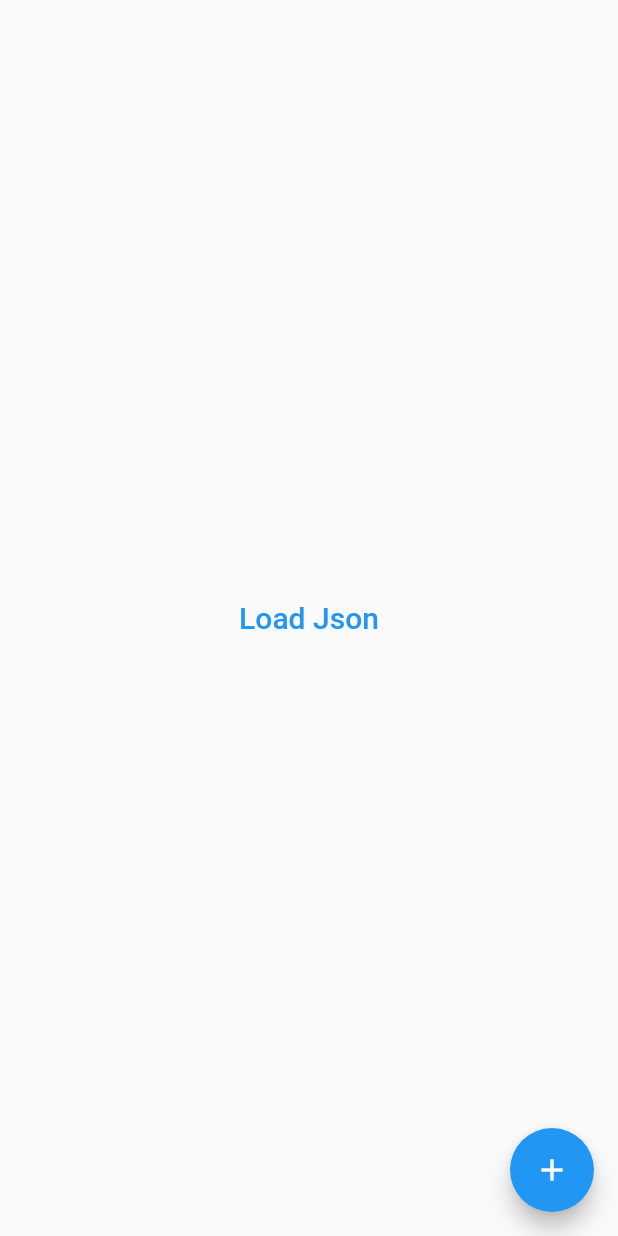
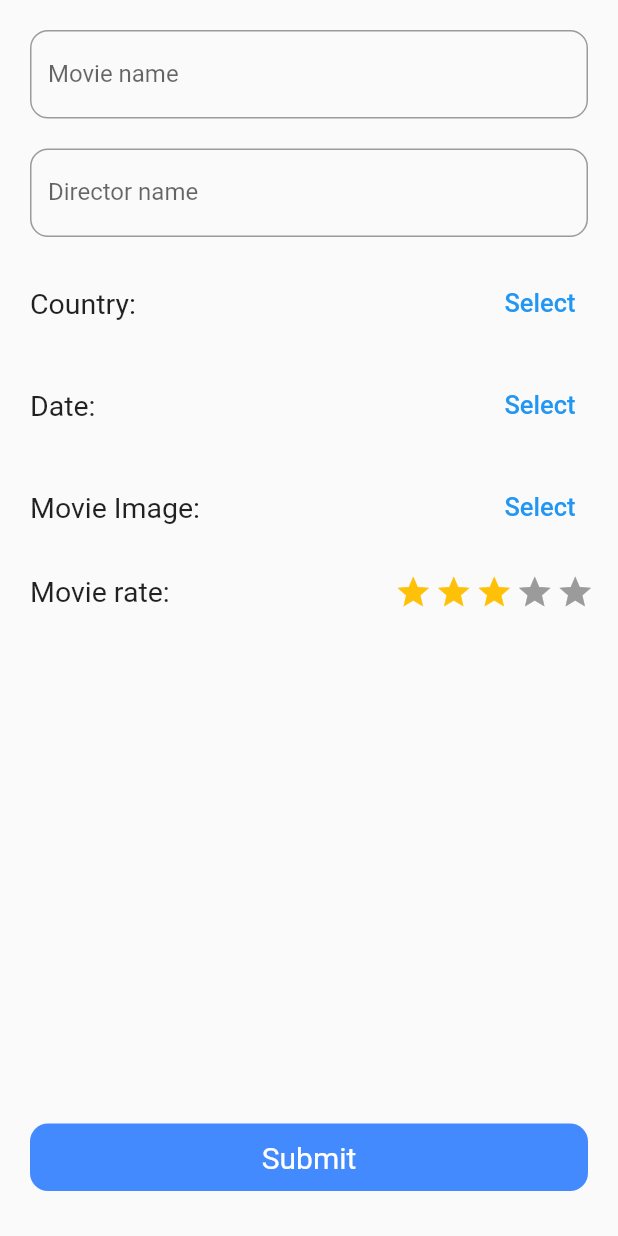
Before and after one commit to amir-hossein-rajaezadeh/movie_app, a Flutter app: the MovieListPage screen opened by its route, after a tap on the "add" icon, on a phone screen of 412 x 824 dp. Run offline on Flutter 3.47's test engine with Material 2 defaults, Android fonts, the phone set to English and light mode, and no system bars; drawn by our look-alikes of flutter_rating_bar; our stand-ins replace dio, equatable, flutter_bloc, flutter_hooks, go_router, image_cropper and 1 more; missing offline and left inert: bottom_picker.

Commit message:
add addMovie UI but not complete

```diff
--- a/lib/cubit/app_cubit.dart
+++ b/lib/cubit/app_cubit.dart
@@ -191,6 +191,18 @@ class AppCubit extends Cubit<AppState> {
       "type": "image/png"
     });
 
-    final addedMovie = await apiRepository.addMovie(formData);
+    // final addedMovie = await apiRepository.addMovie(formData);
+  }
+
+  Future<void> showLoadong() async {
+    emit(
+      state.copyWith(isLoading: true),
+    );
+    await Future.delayed(
+      const Duration(seconds: 2),
+    );
+    emit(
+      state.copyWith(isLoading: false),
+    );
   }
 }
--- a/lib/main.dart
+++ b/lib/main.dart
@@ -1,5 +1,6 @@
 import 'package:bloc_getit_practice/cubit/app_cubit.dart';
 import 'package:bloc_getit_practice/repository/api_repository.dart';
+import 'package:bloc_getit_practice/screens/add_movie_page.dart';
 import 'package:bloc_getit_practice/screens/counter_page.dart';
 import 'package:bloc_getit_practice/screens/main_page.dart';
 import 'package:bloc_getit_practice/screens/movie_list_page.dart';
@@ -23,6 +24,10 @@ class MyApp extends StatelessWidget {
       GoRoute(
         path: "/",
         builder: (context, state) => const MainPage(),
+      ),
+      GoRoute(
+        path: "/addMovie",
+        builder: (context, state) => AddMoviePage(),
       ),
       GoRoute(
         path: "/movieList",
--- /dev/null
+++ b/lib/screens/add_movie_page.dart
@@ -0,0 +1,250 @@
+import 'package:bloc_getit_practice/cubit/app_cubit.dart';
+import 'package:bloc_getit_practice/utils/app_constants.dart';
+import 'package:bottom_picker/bottom_picker.dart';
+import 'package:bottom_picker/resources/arrays.dart';
+import 'package:flutter/cupertino.dart';
+import 'package:flutter/material.dart';
+import 'package:flutter_bloc/flutter_bloc.dart';
+import 'package:flutter_hooks/flutter_hooks.dart';
+import 'package:flutter_rating_bar/flutter_rating_bar.dart';
+
+import '../cubit/app_state.dart';
+
+class AddMoviePage extends HookWidget {
+  const AddMoviePage({super.key});
+
+  final buttonWidth = 200.0;
+  @override
+  Widget build(BuildContext context) {
+    final movieName = useTextEditingController();
+
+    return SafeArea(
+      child: Scaffold(
+        body: BlocBuilder<AppCubit, AppState>(
+          builder: (context, state) {
+            return Stack(
+              children: [
+                Column(
+                  children: [
+                    Container(
+                      margin:
+                          const EdgeInsets.only(top: 20, right: 20, left: 20),
+                      child: TextField(
+                        decoration: InputDecoration(
+                          labelText: 'Movie name',
+                          border: OutlineInputBorder(
+                            borderRadius: BorderRadius.circular(12),
+                          ),
+                        ),
+                      ),
+                    ),
+                    Container(
+                      margin:
+                          const EdgeInsets.only(top: 20, right: 20, left: 20),
+                      child: TextField(
+                        decoration: InputDecoration(
+                          labelText: 'Director name',
+                          border: OutlineInputBorder(
+                            borderRadius: BorderRadius.circular(12),
+                          ),
+                        ),
+                      ),
+                    ),
+                    Container(
+                      margin:
+                          const EdgeInsets.only(top: 20, left: 20, right: 20),
+                      child: Row(
+                        mainAxisAlignment: MainAxisAlignment.spaceBetween,
+                        children: [
+                          const Text(
+                            'Country:',
+                            style: TextStyle(fontSize: 19),
+                          ),
+                          TextButton(
+                              onPressed: () {
+                                countryPicker(context);
+                              },
+                              child: const Text(
+                                'Select',
+                                style: TextStyle(fontSize: 17),
+                              ))
+                        ],
+                      ),
+                    ),
+                    Container(
+                      margin:
+                          const EdgeInsets.only(top: 20, left: 20, right: 20),
+                      child: Row(
+                        mainAxisAlignment: MainAxisAlignment.spaceBetween,
+                        children: [
+                          const Text(
+                            'Date:',
+                            style: TextStyle(fontSize: 19),
+                          ),
+                          TextButton(
+                              onPressed: () {
+                                movieDatePicker(context);
+                              },
+                              child: const Text(
+                                'Select',
+                                style: TextStyle(fontSize: 17),
+                              ))
+                        ],
+                      ),
+                    ),
+                    Container(
+                      margin:
+                          const EdgeInsets.only(top: 20, left: 20, right: 20),
+                      child: Row(
+                        mainAxisAlignment: MainAxisAlignment.spaceBetween,
+                        children: [
+                          const Text(
+                            'Movie Image:',
+                            style: TextStyle(fontSize: 19),
+                          ),
+                          TextButton(
+                              onPressed: () {
+                                context.read<AppCubit>().addMovie();
+                              },
+                              child: const Text(
+                                'Select',
+                                style: TextStyle(fontSize: 17),
+                              ))
+                        ],
+                      ),
+                    ),
+                    Container(
+                      margin: const EdgeInsets.only(left: 20, top: 20),
+                      child: Row(
+                        mainAxisAlignment: MainAxisAlignment.spaceBetween,
+                        children: [
+                          const Text(
+                            'Movie rate:',
+                            style: TextStyle(fontSize: 19),
+                          ),
+                          Container(
+                            margin: const EdgeInsets.only(right: 10),
+                            width: 140,
+                            child: RatingBar.builder(
+                              initialRating: 3,
+                              minRating: 1,
+                              direction: Axis.horizontal,
+                              allowHalfRating: true,
+                              itemSize: 25,
+                              itemCount: 5,
+                              itemPadding:
+                                  const EdgeInsets.symmetric(horizontal: 1.0),
+                              itemBuilder: (context, _) => const Icon(
+                                Icons.star,
+                                color: Colors.amber,
+                              ),
+                              onRatingUpdate: (rating) {
+                                print(rating);
+                              },
+                            ),
+                          ),
+                        ],
+                      ),
+                    ),
+                    Expanded(
+                      child: Align(
+                        alignment: Alignment.bottomCenter,
+                        child: InkWell(
+                          onTap: () {
+                            context.read<AppCubit>().showLoadong();
+                          },
+                          child: Container(
+                            width: MediaQuery.of(context).size.width,
+                            height: 45,
+                            decoration: BoxDecoration(
+                              color: Colors.blueAccent,
+                              borderRadius: BorderRadius.circular(12),
+                            ),
+                            margin: const EdgeInsets.only(
+                                bottom: 30, right: 20, left: 20),
+                            child: const Center(
+                              child: Text(
+                                'Submit',
+                                style: TextStyle(
+                                    fontSize: 20, color: Colors.white),
+                              ),
+                            ),
+                          ),
+                        ),
+                      ),
+                    )
+                  ],
+                ),
+                if (state.isLoading)
+                  const Center(
+                    child: CircularProgressIndicator(),
+                  )
+              ],
+            );
+          },
+        ),
+      ),
+    );
+  }
+
+  void countryPicker(
+    BuildContext context,
+  ) {
+    List<Text> countryTextWidgetList = [];
+    for (var element in AppConstants.countryList) {
+      countryTextWidgetList.add(Text(element));
+    }
+
+    BottomPicker(
+      height: 250,
+      items: countryTextWidgetList,
+      dismissable: true,
+      title: 'Choose movier country',
+      bottomPickerTheme: BottomPickerTheme.morningSalad,
+      onSubmit: (index) {
+        print(index);
+      },
+      titleStyle: const TextStyle(
+        fontWeight: FontWeight.bold,
+        fontSize: 20,
+        color: Color(0xFF50A7C2),
+      ),
+      pickerTextStyle: const TextStyle(
+        color: Colors.blue,
+        fontWeight: FontWeight.bold,
+        fontSize: 20,
+      ),
+      displayButtonIcon: true,
+      displayCloseIcon: false,
+      displaySubmitButton: true,
+    ).show(context);
+  }
+
+  void movieDatePicker(BuildContext context) {
+    BottomPicker.date(
+      height: 250,
+      title: 'Set Movie Date',
+      dismissable: true,
+      dateOrder: DatePickerDateOrder.dmy,
+      pickerTextStyle: const TextStyle(
+        color: Colors.blue,
+        fontWeight: FontWeight.bold,
+        fontSize: 18,
+      ),
+      titleStyle: const TextStyle(
+        fontWeight: FontWeight.bold,
+        fontSize: 20,
+        color: Colors.blue,
+      ),
+      onChange: (index) {
+        print(index);
+      },
+      onSubmit: (index) {
+        print(index);
+      },
+      maxDateTime: DateTime.now(),
+      minDateTime: DateTime(1895),
+      bottomPickerTheme: BottomPickerTheme.blue,
+    ).show(context);
+  }
+}
--- a/lib/screens/movie_list_page.dart
+++ b/lib/screens/movie_list_page.dart
@@ -2,6 +2,7 @@ import 'package:bloc_getit_practice/cubit/app_cubit.dart';
 import 'package:flutter/material.dart';
 import 'package:flutter_bloc/flutter_bloc.dart';
 import 'package:flutter_hooks/flutter_hooks.dart';
+import 'package:go_router/go_router.dart';
 
 import '../cubit/app_state.dart';
 
@@ -28,7 +29,8 @@ class MovieListPage extends HookWidget {
       child: Scaffold(
         floatingActionButton: FloatingActionButton(
           onPressed: () {
-            context.read<AppCubit>().addMovie();
+            // context.read<AppCubit>().addMovie();
+            context.push('/addMovie');
           },
           child: const Icon(Icons.add),
         ),
--- a/lib/service/api_service.dart
+++ b/lib/service/api_service.dart
@@ -5,8 +5,9 @@ class ApiService {
   final Dio _dio = Dio();
   Future<Response?> getPostData() async {
     try {
-      print('URL is $postBaseUrl$posts');
-      final Response response = await _dio.get('$postBaseUrl$posts');
+      print('URL is ${AppConstants.postBaseUrl}${AppConstants.posts}');
+      final Response response =
+          await _dio.get('${AppConstants.postBaseUrl}${AppConstants.posts}');
 
       return response;
     } catch (e) {
@@ -17,10 +18,10 @@ class ApiService {
 
   Future<Response?> getMovieList(int page, String searchValue) async {
     try {
-      print('URL is $movieBaseUrl$movies');
       print('q is $searchValue, page is $page');
 
-      final Response response = await _dio.get('$movieBaseUrl$movies',
+      final Response response = await _dio.get(
+          '${AppConstants.movieBaseUrl}${AppConstants.movies}',
           queryParameters: {'q': searchValue, 'page': page});
       print('response is ${response.data}');
 
@@ -33,8 +34,9 @@ class ApiService {
 
   Future<Response?> addMovie(FormData data) async {
     try {
-      final Response response =
-          await _dio.post('$movieBaseUrl$movies/multi', data: data);
+      final Response response = await _dio.post(
+          '${AppConstants.movieBaseUrl}${AppConstants.movies}/multi',
+          data: data);
       print('response is ${response.data}');
 
       return response;
--- a/lib/utils/app_constants.dart
+++ b/lib/utils/app_constants.dart
@@ -1,4 +1,154 @@
-String postBaseUrl = 'https://jsonplaceholder.typicode.com/';
-String posts = 'posts/';
-String movieBaseUrl = 'http://moviesapi.ir/api/v1/';
-String movies = 'movies';
+import 'package:flutter/cupertino.dart';
+
+class AppConstants {
+  static const postBaseUrl = 'https://jsonplaceholder.typicode.com/';
+  static const posts = 'posts/';
+  static const movieBaseUrl = 'http://moviesapi.ir/api/v1/';
+  static const movies = 'movies';
+  static var countryItem = const Text('');
+  static const countryList = [
+    "🇦🇫 Afghanistan",
+    "🇦🇽 Åland Islands",
+    "🇦🇱 Albania",
+    "🇩🇿 Algeria",
+    "🇦🇸 American Samoa",
+    "🇦🇩 Andorra",
+    "🇦🇴 Angola",
+    "🇦🇮 Anguilla",
+    "🇦🇶 Antarctica",
+    "🇦🇬 Antigua & Barbuda",
+    "🇦🇷 Argentina",
+    "🇦🇲 Armenia",
+    "🇦🇼 Aruba",
+    "🇦🇺 Australia",
+    "🇦🇹 Austria",
+    "🇦🇿 Azerbaijan",
+    "🇧🇸 Bahamas",
+    "🇧🇭 Bahrain",
+    "🇧🇩 Bangladesh",
+    "🇧🇧 Barbados",
+    "🇧🇾 Belarus",
+    "🇧🇪 Belgium",
+    "🇧🇿 Belize",
+    "🇧🇯 Benin",
+    "🇧🇲 Bermuda",
+    "🇧🇹 Bhutan",
+    "🇧🇴 Bolivia",
+    "🇧🇶 Bonaire, Sint Eustatius and Saba",
+    "🇧🇦 Bosnia & Herzegovina",
+    "🇧🇼 Botswana",
+    "🇧🇷 Brazil",
+    "🇮🇴 British Indian Ocean Territory",
+    "🇻🇬 British Virgin Islands",
+    "🇧🇳 Brunei Darussalam",
+    "🇧🇬 Bulgaria",
+    "🇧🇫 Burkina Faso",
+    "🇧🇮 Burundi",
+    "🇰🇭 Cambodia",
+    "🇨🇲 Cameroon",
+    "🇨🇦 Canada",
+    "🇨🇻 Cape Verde",
+    "🇰🇾 Cayman Islands",
+    "🇨🇫 Central African Republic",
+    "🇹🇩 Chad",
+    "🇨🇱 Chile",
+    "🇨🇳 China",
+    "🇨🇽 Christmas Island",
+    "🇨🇨 Cocos (Keeling) Islands",
+    "🇨🇴 Colombia",
+    "🇰🇲 Comoros",
+    "🇨🇬 Congo (Republic of the)",
+    "🇨🇩 Democratic Republic of the Congo",
+    "🇨🇰 Cook Islands",
+    "🇨🇷 Costa Rica",
+    "🇭🇷 Croatia",
+    "🇨🇺 Cuba",
+    "🇨🇼 Curaçao",
+    "🇨🇾 Cyprus",
+    "🇨🇿 Czech Republic",
+    "🇩🇰 Denmark",
+    "🇩🇯 Djibouti",
+    "🇩🇲 Dominica",
+    "🇩🇴 Dominican Republic",
+    "🇪🇨 Ecuador",
+    "🇪🇬 Egypt",
+    "🇸🇻 El Salvador",
+    "🇬🇶 Equatorial Guinea",
+    "🇪🇷 Eritrea",
+    "🇪🇪 Estonia",
+    "🇪🇹 Ethiopia",
+    "🇫🇰 Falkland Islands (Malvinas)",
+    "🇫🇴 Faroe Islands",
+    "🇫🇯 Fiji",
+    "🇫🇮 Finland",
+    "🇫🇷 France",
+    "🇬🇫 French Guiana",
+    "🇵🇫 French Polynesia",
+    "🇹🇫 French Southern Territories",
+    "🇬🇦 Gabon",
+    "🇬🇲 Gambia",
+    "🇬🇪 Georgia",
+    "🇩🇪 Germany",
+    "🇬🇭 Ghana",
+    "🇬🇮 Gibraltar",
+    "🇬🇷 Greece",
+    "🇬🇱 Greenland",
+    "🇬🇩 Grenada",
+    "🇬🇵 Guadeloupe",
+    "🇬🇺 Guam",
+    "🇬🇹 Guatemala",
+    "🇬🇬 Guernsey",
+    "🇬🇳 Guinea",
+    "🇬🇼 Guinea-Bissau",
+    "🇬🇾 Guyana",
+    "🇭🇹 Haiti",
+    "🇭🇳 Honduras",
+    "🇭🇰 Hong Kong SAR China",
+    "🇭🇺 Hungary",
+    "🇮🇸 Iceland",
+    "🇮🇳 India",
+    "🇮🇩 Indonesia",
+    "🇮🇷 Iran",
+    "🇮🇶 Iraq",
+    "🇮🇪 Ireland",
+    "🇮🇲 Isle of Man",
+    "🇮🇱 Israel",
+    "🇮🇹 Italy",
+    "🇨🇮 Ivory Coast",
+    "🇯🇲 Jamaica",
+    "🇯🇵 Japan",
+    "🇯🇪 Jersey",
+    "🇯🇴 Jordan",
+    "🇰🇿 Kazakhstan",
+    "🇰🇪 Kenya",
+    "🇰🇮 Kiribati",
+    "🇽🇰 Kosovo",
+    "🇰🇼 Kuwait",
+    "🇰🇬 Kyrgyzstan",
+    "🇱🇦 Laos",
+    "🇱🇻 Latvia",
+    "🇱🇧 Lebanon",
+    "🇱🇸 Lesotho",
+    "🇱🇷 Liberia",
+    "🇱🇾 Libya",
+    "🇱🇮 Liechtenstein",
+    "🇱🇹 Lithuania",
+    "🇱🇺 Luxembourg",
+    "🇲🇴 Macau SAR China",
+    "🇲🇰 Macedonia (FYROM)",
+    "🇲🇬 Madagascar",
+    "🇲🇼 Malawi",
+    "🇲🇾 Malaysia",
+    "🇲🇻 Maldives",
+    "🇲🇱 Mali",
+    "🇲🇹 Malta",
+    "🇲🇭 Marshall Islands",
+    "🇲🇶 Martinique",
+    "🇲🇷 Mauritania",
+    "🇲🇺 Mauritius",
+    "🇾🇹 Mayotte",
+    "🇲🇽 Mexico",
+    "🇫🇲 Micronesia",
+    "🇲🇩 Moldova",
+  ];
+}
--- a/pubspec.yaml
+++ b/pubspec.yaml
@@ -43,6 +43,8 @@ dependencies:
   go_router: ^8.0.5
   image_picker: ^0.8.9
   image_cropper: ^4.0.1
+  bottom_picker: ^2.0.4
+  flutter_rating_bar: ^4.0.1
 
 dev_dependencies:
   flutter_test:
```
Also changed, not shown: pubspec.lock.
